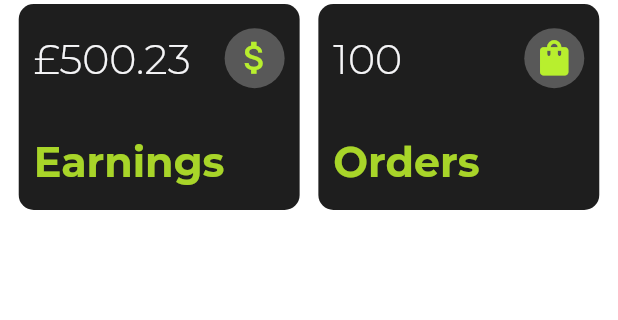
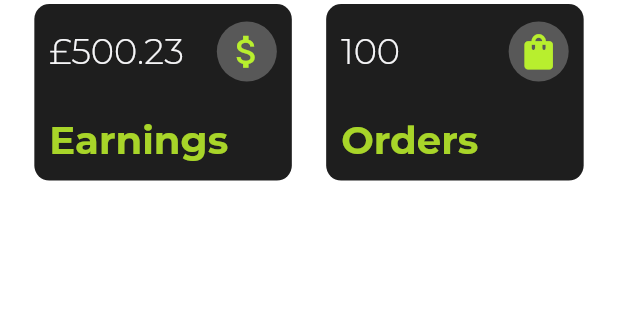
Before and after one commit to ahmedn002/slash-evaluation, a Flutter app: the screen it shows after launch, on a phone screen of 412 x 824 dp, the part 80-400 px from its top. Run offline on Flutter 3.47's test engine with Material 2 defaults, Android fonts, the phone set to English and light mode, and no system bars; our stand-ins replace google_fonts.

Commit message:
layout adjustment

```diff
--- a/lib/screens/dashboard/components/info_card.dart
+++ b/lib/screens/dashboard/components/info_card.dart
@@ -19,8 +19,8 @@ class InfoCard extends StatelessWidget {
     final double padding = 10;
 
     return Container(
-      width: screenWidth/2.2,
-      height: screenHeight/6,
+      width: screenWidth/2.4,
+      height: screenHeight/7,
       decoration: BoxDecoration(
         color: foregroundBlack,
         borderRadius: BorderRadius.circular(10)
@@ -37,7 +37,7 @@ class InfoCard extends StatelessWidget {
                 Text(
                   (isPrice ? '£' : '') +  (value == value.roundToDouble() ? value.toInt().toString() : value.toString()),
                   style: TextStyle(
-                    fontSize: screenHeight/30,
+                    fontSize: screenHeight/35,
                     fontWeight: FontWeight.w300,
                     color: mainWhite
                   ),
@@ -56,7 +56,7 @@ class InfoCard extends StatelessWidget {
             child: Text(
               title,
               style: TextStyle(
-                fontSize: screenHeight/30,
+                fontSize: screenHeight/32,
                 fontWeight: FontWeight.bold,
                 color: lightModeGreen
               ),
--- a/pubspec.yaml
+++ b/pubspec.yaml
@@ -32,6 +32,7 @@ dependencies:
     sdk: flutter
   intl: ^0.18.1
   google_fonts: ^5.1.0
+  fl_chart: ^0.63.0
 
 
   # The following adds the Cupertino Icons font to your application.
```
Also changed, not shown: pubspec.lock.
